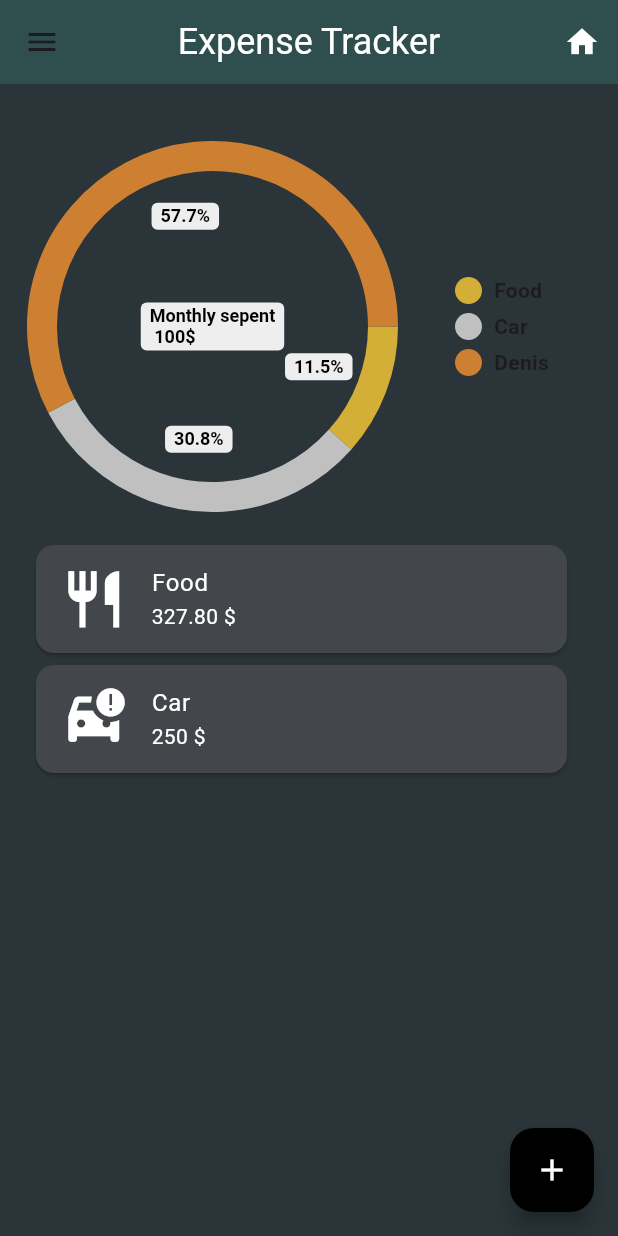
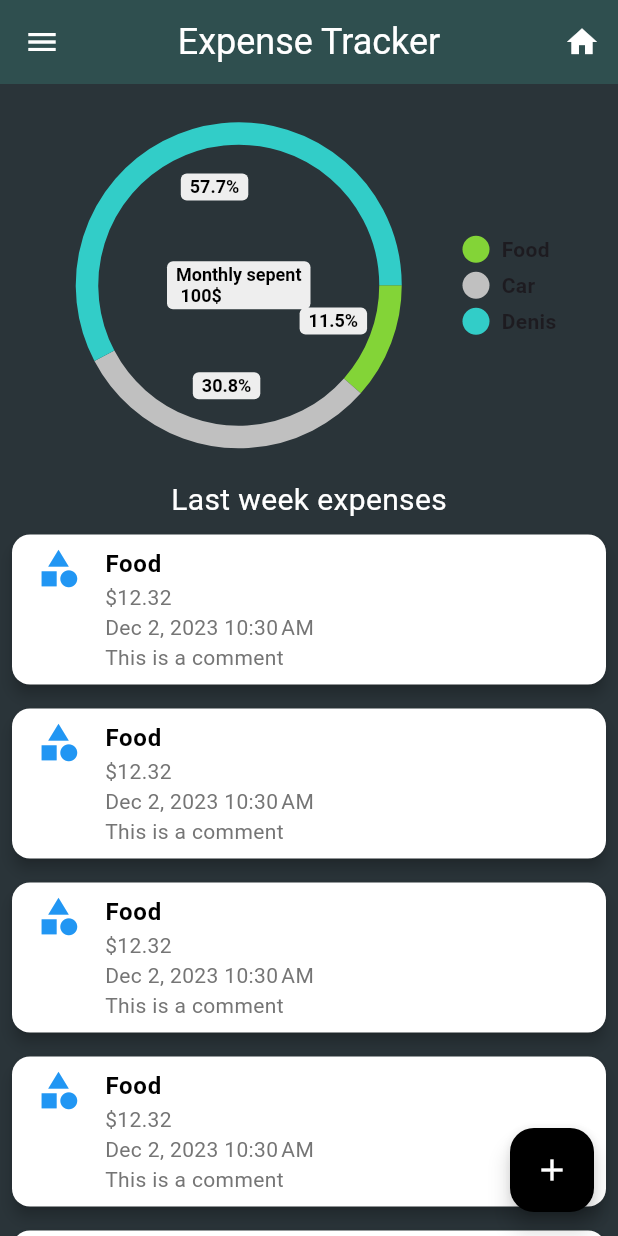
Before and after one commit to avi-kaufman/expense_tracker, a Flutter app: the screen it shows after launch, in the side drawer, after a tap on the "home" icon, on a phone screen of 412 x 824 dp. Run offline on Flutter 3.47's test engine with Material 3 defaults, Android fonts, the light colour scheme and no system bars; drawn by our look-alikes of pie_chart; network calls fail.

Commit message:
adding an>> eorgenised directories and widget components

```diff
--- a/frontend/flutter_front/lib/main.dart
+++ b/frontend/flutter_front/lib/main.dart
@@ -1,6 +1,7 @@
 import 'package:flutter/material.dart';
-import 'package:pie_chart/pie_chart.dart';
-import './navBar.dart';
+import 'package:flutter_front/src/widgets/app_bar_widget.dart';
+import 'src/widgets/nav_bar_widget.dart';
+import 'src/screens/home_screen.dart';
 
 void main() {
   runApp(ExpenseTrackerApp());
@@ -12,23 +13,8 @@ class ExpenseTrackerApp extends StatelessWidget {
     return MaterialApp(
       home: Scaffold(
           backgroundColor: Color(0XFF2A3439),
-          drawer: NavBar(),
-          appBar: AppBar(
-            backgroundColor: const Color(0XFF2F4F4F),
-            centerTitle: true,
-            title: const Text(
-              'Expense Tracker',
-              style: TextStyle(color: Colors.white, fontSize: 24),
-            ),
-            actions: <Widget>[
-              IconButton(
-                  onPressed: () {},
-                  icon: const Icon(
-                    Icons.home,
-                    color: Colors.white,
-                  ))
-            ],
-          ),
+          drawer: NavBarWidget(),
+          appBar: AppBarWidget(),
           floatingActionButton: FloatingActionButton(
             backgroundColor: Colors.black,
             foregroundColor: Colors.white,
@@ -40,82 +26,3 @@ class ExpenseTrackerApp extends StatelessWidget {
     );
   }
 }
-
-class HomeScreen extends StatelessWidget {
-  const HomeScreen({super.key});
-
-  @override
-  Widget build(BuildContext context) {
-    return Container(
-        margin: const EdgeInsets.fromLTRB(20, 20, 30, 0),
-        child: const Column(
-          crossAxisAlignment: CrossAxisAlignment.center,
-          children: <Widget>[
-            SizedBox(height: 20),
-            PieChart(
-              centerText: 'Monthly sepent\n 100\$',
-              dataMap: {'Food': 3, 'Car': 8, 'Denis': 15},
-              chartType: ChartType.ring,
-              colorList: [
-                Color(0XFFD4AF37),
-                Color(0XFFC0C0C0),
-                Color(0XFFCD7F32),
-                Color(0XFF333333),
-                Color(0XFF4682B4)
-              ],
-              chartValuesOptions: ChartValuesOptions(
-                showChartValuesInPercentage: true,
-              ),
-              // totalValue: 50.0,
-            ),
-            SizedBox(height: 20),
-            Card(
-              color: Color(0XFF43464B),
-              child: Column(
-                mainAxisSize: MainAxisSize.min,
-                children: <Widget>[
-                  ListTile(
-                    leading: Icon(
-                      Icons.restaurant_sharp,
-                      size: 45,
-                      color: Colors.white,
-                    ),
-                    title: Text(
-                      'Food',
-                      style: TextStyle(color: Colors.white),
-                    ),
-                    subtitle: Text(
-                      '327.80 \$',
-                      style: TextStyle(color: Colors.white),
-                    ),
-                  ),
-                ],
-              ),
-            ),
-            Card(
-              color: Color(0XFF43464B),
-              child: Column(
-                mainAxisSize: MainAxisSize.min,
-                children: <Widget>[
-                  ListTile(
-                    leading: Icon(
-                      Icons.car_crash,
-                      size: 45,
-                      color: Colors.white,
-                    ),
-                    title: Text(
-                      'Car',
-                      style: TextStyle(color: Colors.white),
-                    ),
-                    subtitle: Text(
-                      '250 \$',
-                      style: TextStyle(color: Colors.white),
-                    ),
-                  ),
-                ],
-              ),
-            )
-          ],
-        ));
-  }
-}
--- /dev/null
+++ b/frontend/flutter_front/lib/src/screens/home_screen.dart
@@ -0,0 +1,36 @@
+import 'package:flutter/material.dart';
+import '../widgets/pie_chart_widget.dart';
+import '../widgets/expense_card_widget.dart';
+
+class HomeScreen extends StatelessWidget {
+  const HomeScreen({super.key});
+
+  @override
+  Widget build(BuildContext context) {
+    return Container(
+      child: Column(
+        crossAxisAlignment: CrossAxisAlignment.center,
+        children: <Widget>[
+          PieChartWidget(),
+          const SizedBox(height: 20),
+          const Text(
+            'Last week expenses',
+            style: TextStyle(color: Colors.white, fontSize: 20),
+          ),
+          Expanded(
+            child: ListView(
+              children: <Widget>[
+                ExpenseCard(),
+                ExpenseCard(),
+                ExpenseCard(),
+                ExpenseCard(),
+                ExpenseCard(),
+                ExpenseCard(),
+              ],
+            ),
+          ),
+        ],
+      ),
+    );
+  }
+}
--- /dev/null
+++ b/frontend/flutter_front/lib/src/widgets/app_bar_widget.dart
@@ -0,0 +1,28 @@
+import 'package:flutter/material.dart';
+
+class AppBarWidget extends StatelessWidget implements PreferredSizeWidget {
+  @override
+  Widget build(BuildContext context) {
+    return AppBar(
+      iconTheme: IconThemeData(color: Colors.white),
+      backgroundColor: const Color(0XFF2F4F4F),
+      centerTitle: true,
+      title: const Text(
+        'Expense Tracker',
+        style: TextStyle(color: Colors.white, fontSize: 24),
+      ),
+      actions: <Widget>[
+        IconButton(
+          onPressed: () {},
+          icon: const Icon(
+            Icons.home,
+            color: Colors.white,
+          ),
+        ),
+      ],
+    );
+  }
+
+  @override
+  Size get preferredSize => Size.fromHeight(kToolbarHeight);
+}
--- /dev/null
+++ b/frontend/flutter_front/lib/src/widgets/expense_card_widget.dart
@@ -0,0 +1,42 @@
+import 'package:flutter/material.dart';
+import 'package:intl/intl.dart';
+
+class ExpenseCard extends StatelessWidget {
+  final String category = 'Food';
+  final double amount = 12.32;
+  final DateTime time = DateTime.now();
+  final String comments = 'This is a comment';
+
+  // // Constructor to initialize the fields
+  // ExpenseCard({
+  //   required this.category,
+  //   required this.amount,
+  //   required this.time,
+  //   this.comments = '', // Optional comments with a default empty string
+  // });
+
+  @override
+  Widget build(BuildContext context) {
+    return Card(
+      color: Colors.white,
+      elevation: 4.0,
+      margin: const EdgeInsets.all(8.0),
+      child: ListTile(
+        leading: const Icon(
+          Icons.category,
+          size: 30,
+          color: Colors.blue,
+        ),
+        title: Text(
+          category,
+          style: TextStyle(color: Colors.black, fontWeight: FontWeight.bold),
+        ),
+        subtitle: Text(
+          '${NumberFormat.currency(symbol: "\$").format(amount)}\n${DateFormat.yMMMd().add_jm().format(time)}\n$comments',
+          style: TextStyle(color: Colors.grey[600]),
+        ),
+        isThreeLine: true,
+      ),
+    );
+  }
+}
--- /dev/null
+++ b/frontend/flutter_front/lib/src/widgets/nav_bar_widget.dart
@@ -0,0 +1,66 @@
+import 'package:flutter/material.dart';
+
+class NavBarWidget extends StatelessWidget {
+  @override
+  Widget build(BuildContext context) {
+    return Drawer(
+      child: ListView(
+        children: [
+          UserAccountsDrawerHeader(
+            accountName: Text('Avi Kaufman'),
+            accountEmail: Text('avrikaufman@gmail.com'),
+            currentAccountPicture: CircleAvatar(
+              child: ClipOval(
+                  child: Image.network(
+                      'https://media.istockphoto.com/id/1483329842/photo/studio-portrait-of-attractive-woman-wearing-shirt-and-laughing-while-sitting-at-isolated-grey.jpg?s=1024x1024&w=is&k=20&c=rjIKwziuhLala9CK_jKGNDYYL7ow-6lSV6hEbypX-hM=',
+                      width: 90,
+                      height: 90,
+                      fit: BoxFit.cover)),
+            ),
+            decoration: const BoxDecoration(
+                image: DecorationImage(
+                    image: NetworkImage(
+                        'https://media.istockphoto.com/id/517188688/photo/mountain-landscape.jpg?s=1024x1024&w=is&k=20&c=MB1-O5fjps0hVPd97fMIiEaisPMEn4XqVvQoJFKLRrQ='),
+                    fit: BoxFit.cover)),
+          ),
+          ListTile(
+            leading: Icon(Icons.analytics),
+            title: Text('Analytics'),
+            onTap: () {
+              Navigator.pop(context);
+            },
+          ),
+          ListTile(
+            leading: Icon(Icons.donut_large_sharp),
+            title: Text('Budget'),
+            onTap: () {
+              Navigator.pop(context);
+            },
+          ),
+          Divider(),
+          ListTile(
+            leading: Icon(Icons.settings),
+            title: Text('Settings'),
+            onTap: () {
+              Navigator.pop(context);
+            },
+          ),
+          ListTile(
+            leading: Icon(Icons.description),
+            title: Text('Policies'),
+            onTap: () {
+              Navigator.pop(context);
+            },
+          ),
+          ListTile(
+            leading: Icon(Icons.exit_to_app),
+            title: Text('Exit'),
+            onTap: () {
+              Navigator.pop(context);
+            },
+          ),
+        ],
+      ),
+    );
+  }
+}
--- /dev/null
+++ b/frontend/flutter_front/lib/src/widgets/pie_chart_widget.dart
@@ -0,0 +1,28 @@
+import 'package:flutter/material.dart';
+import 'package:pie_chart/pie_chart.dart';
+
+class PieChartWidget extends StatelessWidget {
+  @override
+  Widget build(BuildContext context) {
+    return Container(
+      padding: const EdgeInsets.fromLTRB(50, 25, 25, 0),
+      child: const PieChart(
+        centerText: 'Monthly sepent\n 100\$',
+        dataMap: {'Food': 3, 'Car': 8, 'Denis': 15},
+        chartType: ChartType.ring,
+        ringStrokeWidth: 15,
+        colorList: [
+          Color.fromARGB(255, 131, 212, 55),
+          Color.fromRGBO(192, 192, 192, 1),
+          Color.fromARGB(255, 50, 205, 200),
+          Color.fromARGB(255, 51, 51, 51),
+          Color.fromARGB(255, 154, 180, 70)
+        ],
+        chartValuesOptions: ChartValuesOptions(
+          showChartValuesInPercentage: true,
+        ),
+        // totalValue: 50.0,
+      ),
+    );
+  }
+}
--- a/frontend/flutter_front/pubspec.yaml
+++ b/frontend/flutter_front/pubspec.yaml
@@ -31,7 +31,7 @@ dependencies:
   flutter:
     sdk: flutter
   pie_chart: ^5.4.0
-
+  intl: ^0.17.0
 
   # The following adds the Cupertino Icons font to your application.
   # Use with the CupertinoIcons class for iOS style icons.
```
Also changed, not shown: frontend/flutter_front/lib/src/screens/settings_screen.dart (added), frontend/flutter_front/pubspec.lock.
